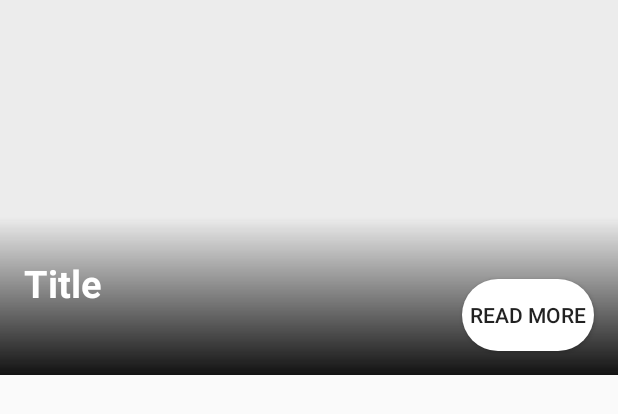
After one commit to IonutPutinica/FolkecenterMobileApp, an Android app: the layout recent_news.xml on its own in the app's theme, with its tools: preview values and no code run, on a phone screen of 412 x 824 dp. The commit adds this screen. Shown: the top 414 px of the screen. Run offline under Robolectric (Android 15) with nearby library versions, the phone set to English and light mode, and no system bars.

Commit message:
RecyclerView work for the news section

```diff
--- a/MobileApp/app/build.gradle
+++ b/MobileApp/app/build.gradle
@@ -26,4 +26,5 @@ dependencies {
     testImplementation 'junit:junit:4.12'
     androidTestImplementation 'com.android.support.test:runner:1.0.2'
     androidTestImplementation 'com.android.support.test.espresso:espresso-core:3.0.2'
+    implementation 'com.android.support:recyclerview-v7:28.0.0'
 }
--- /dev/null
+++ b/MobileApp/app/src/main/res/drawable/black_gradient.xml
@@ -0,0 +1,8 @@
+<?xml version="1.0" encoding="utf-8"?>
+<shape xmlns:android="http://schemas.android.com/apk/res/android">
+
+    <gradient android:angle="90"
+        android:startColor="#121212"
+        android:endColor="#00000000" />
+
+</shape>
--- /dev/null
+++ b/MobileApp/app/src/main/res/drawable/read_more_btn_style.xml
@@ -0,0 +1,7 @@
+<?xml version="1.0" encoding="utf-8"?>
+<shape xmlns:android="http://schemas.android.com/apk/res/android">
+
+    <solid android:color="#fff" />
+    <corners android:radius="30dp" />
+
+</shape>
--- /dev/null
+++ b/MobileApp/app/src/main/res/layout/recent_news.xml
@@ -0,0 +1,71 @@
+<?xml version="1.0" encoding="utf-8"?>
+<android.support.constraint.ConstraintLayout
+    xmlns:android="http://schemas.android.com/apk/res/android"
+    xmlns:app="http://schemas.android.com/apk/res-auto"
+    xmlns:tools="http://schemas.android.com/tools"
+    android:layout_width="match_parent"
+    android:layout_height="250dp">
+
+    <ImageView
+        android:id="@+id/card_background"
+        android:layout_width="match_parent"
+        android:layout_height="match_parent"
+        app:layout_constraintBottom_toBottomOf="parent"
+        app:layout_constraintEnd_toEndOf="parent"
+        app:layout_constraintStart_toStartOf="parent"
+        app:layout_constraintTop_toTopOf="parent"
+        android:background="#ececec"
+        />
+
+    <Button
+        android:background="@drawable/read_more_btn_style"
+        android:id="@+id/read_more_button_news"
+        android:layout_width="wrap_content"
+        android:layout_height="wrap_content"
+        android:layout_marginBottom="16dp"
+        android:layout_marginEnd="16dp"
+        android:layout_marginRight="16dp"
+        android:text="@string/news_read_more"
+        app:layout_constraintBottom_toBottomOf="parent"
+        app:layout_constraintEnd_toEndOf="parent"/>
+
+
+    <!--This image view has the purpose of giving the images a shadow effect on the bottom-->
+    <ImageView
+        android:id="@+id/shadow_effect_bottom"
+        android:layout_width="match_parent"
+        android:layout_height="105dp"
+        app:layout_constraintBottom_toBottomOf="parent"
+        app:layout_constraintEnd_toEndOf="parent"
+        app:layout_constraintStart_toStartOf="parent"
+        app:srcCompat="@drawable/black_gradient"/>
+
+    <!--The title of the news section-->
+    <TextView
+        android:textStyle="bold"
+        android:textColor="#fff"
+        android:id="@+id/card_news_title"
+        android:layout_width="wrap_content"
+        android:layout_height="wrap_content"
+        android:layout_marginBottom="44dp"
+        android:layout_marginLeft="34dp"
+        android:layout_marginStart="16dp"
+        android:text="@string/news_title"
+        app:layout_constraintBottom_toBottomOf="parent"
+        app:layout_constraintStart_toStartOf="parent"
+        android:textSize="25sp"
+        />
+
+    <TextView
+        android:id="@+id/card_news_subtitle_date"
+        android:layout_width="wrap_content"
+        android:layout_height="wrap_content"
+        android:layout_marginTop="10dp"
+        android:layout_marginEnd="15dp"
+        android:text="@string/news_subtitle_date"
+        android:textColor="#fff"
+        app:layout_constraintEnd_toStartOf="@+id/card_background"
+        app:layout_constraintStart_toEndOf="@+id/card_news_title"
+        app:layout_constraintTop_toBottomOf="@+id/card_news_title" />
+
+</android.support.constraint.ConstraintLayout>
--- a/MobileApp/app/src/main/res/values/strings.xml
+++ b/MobileApp/app/src/main/res/values/strings.xml
@@ -11,4 +11,9 @@
     <string name="grid_training">Training</string>
     <string name="grid_quiz">Quiz Game</string>
 
+
+    <!--RECENT NEWS PAGE STRINGS-->
+    <string name="news_read_more">Read More</string>
+    <string name="news_subtitle_date">Date</string>
+    <string name="news_title">Title</string>
 </resources>
```
Also changed, not shown: MobileApp/app/src/main/java/com/calcounterapplicaton/folkecentermobileapp/Adapter.java (added, +66 -0 lines), MobileApp/app/src/main/java/com/calcounterapplicaton/folkecentermobileapp/NewsActivity.java (added, +39 -0 lines), MobileApp/app/src/main/java/com/calcounterapplicaton/folkecentermobileapp/news_item.java (added, +52 -0 lines), MobileApp/app/src/main/res/layout/main_news_page.xml (added, +19 -0 lines), MobileApp/app/src/main/res/drawable/img1.jpg (added), MobileApp/app/src/main/res/drawable/img2.jpg (added), MobileApp/app/src/main/res/drawable/img3.jpg (added), 1 other file.
